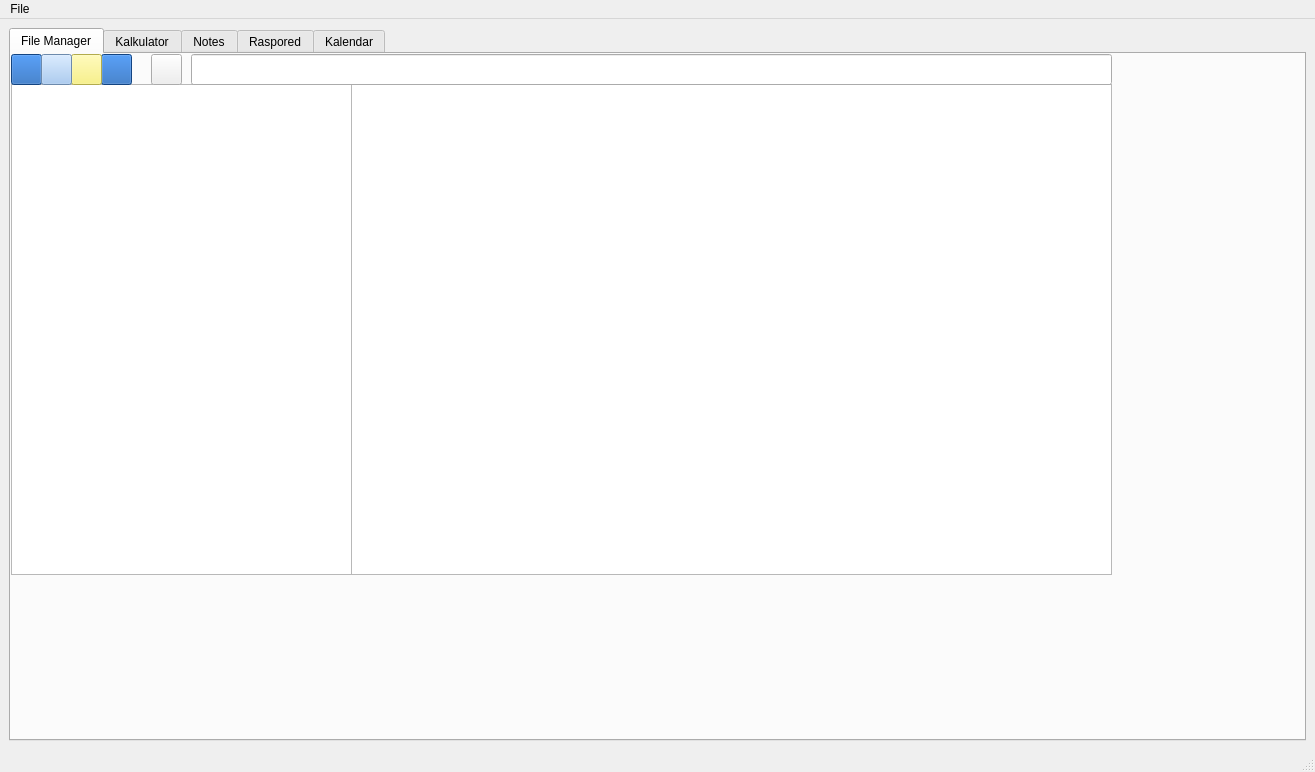
milalukic/matfHub, file matfHub/mainwindow.ui: the form before one commit.
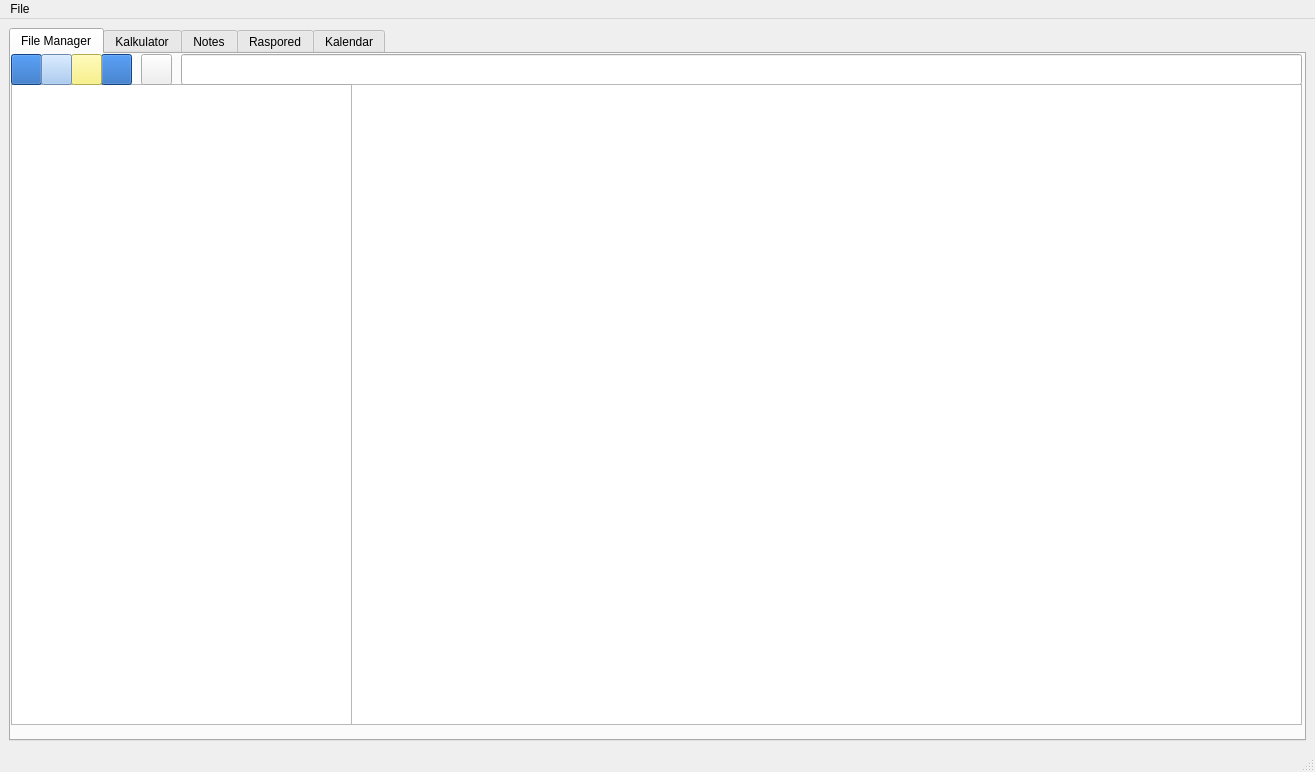
The form after the commit. Icons and pictures are not drawn.

```diff
--- a/matfHub/mainwindow.ui
+++ b/matfHub/mainwindow.ui
@@ -48,7 +48,7 @@
           <x>0</x>
           <y>30</y>
           <width>341</width>
-          <height>491</height>
+          <height>641</height>
          </rect>
         </property>
        </widget>
@@ -979,19 +979,6 @@
          <bool>false</bool>
         </property>
        </widget>
-       <widget class="QTableView" name="fileView">
-        <property name="geometry">
-         <rect>
-          <x>340</x>
-          <y>30</y>
-          <width>761</width>
-          <height>491</height>
-         </rect>
-        </property>
-        <property name="contextMenuPolicy">
-         <enum>Qt::CustomContextMenu</enum>
-        </property>
-       </widget>
        <widget class="QPushButton" name="homeButton">
         <property name="geometry">
          <rect>
@@ -1454,9 +1441,9 @@
        <widget class="QLineEdit" name="currentFilePath">
         <property name="geometry">
          <rect>
-          <x>180</x>
+          <x>170</x>
           <y>0</y>
-          <width>921</width>
+          <width>1121</width>
           <height>31</height>
          </rect>
         </property>
@@ -1923,7 +1910,7 @@
        <widget class="QPushButton" name="newFolderButton">
         <property name="geometry">
          <rect>
-          <x>140</x>
+          <x>130</x>
           <y>0</y>
           <width>31</width>
           <height>31</height>
@@ -1937,6 +1924,25 @@
           <normaloff>.</normaloff>.</iconset>
         </property>
        </widget>
+       <widget class="QWidget" name="horizontalLayoutWidget_2">
+        <property name="geometry">
+         <rect>
+          <x>340</x>
+          <y>30</y>
+          <width>951</width>
+          <height>641</height>
+         </rect>
+        </property>
+        <layout class="QHBoxLayout" name="fileViewLayout">
+         <item>
+          <widget class="QTableView" name="fileView">
+           <property name="contextMenuPolicy">
+            <enum>Qt::CustomContextMenu</enum>
+           </property>
+          </widget>
+         </item>
+        </layout>
+       </widget>
       </widget>
       <widget class="QWidget" name="KalkulatorTab">
        <attribute name="title">
```
Left out of the diff: 2 changed lines with no effect on the pictures.
